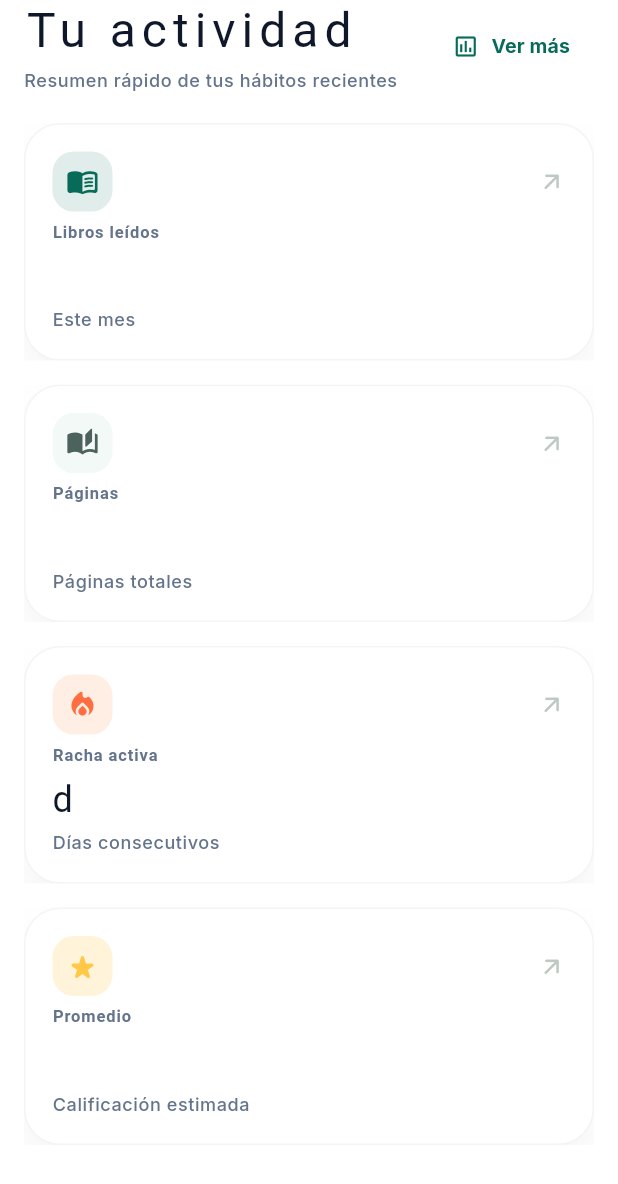
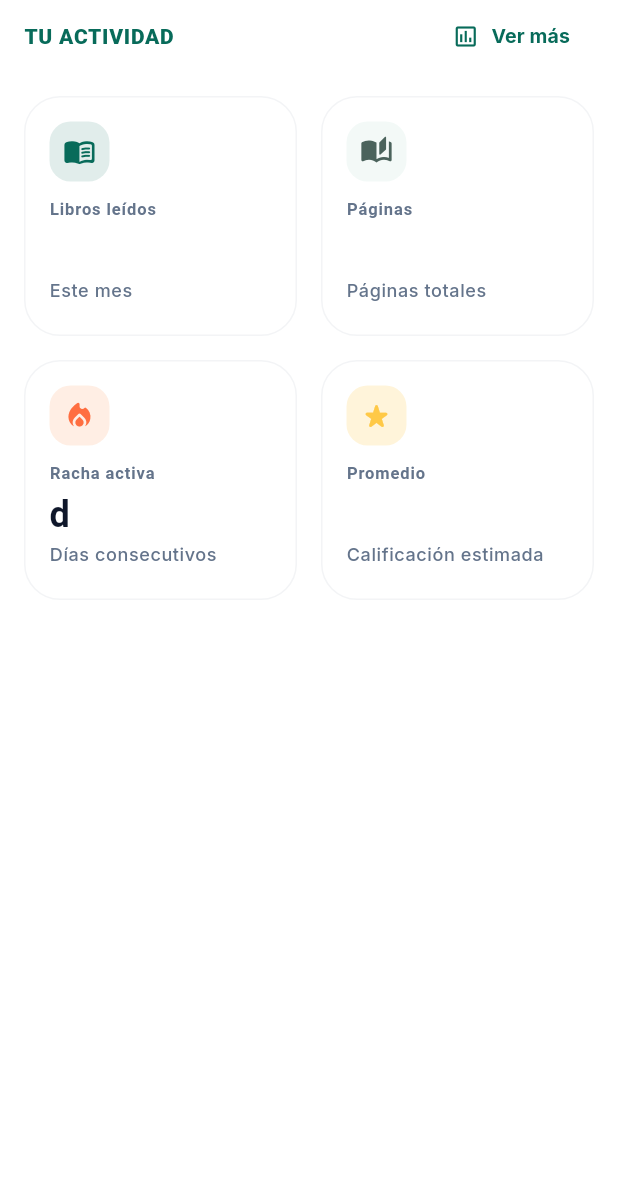
Before and after one commit to OmarDavidd/atiora, a Flutter app: the HomeStatsSection widget shown alone on an empty page, opened directly with empty values, on a phone screen of 412 x 824 dp. Shown: the top 1184 px of the screen. Run offline on Flutter 3.47's test engine with Material 3 defaults, Android fonts, the phone set to English and light mode, and no system bars; our stand-ins replace bloc_concurrency, carousel_slider, equatable, flutter_bloc, flutter_dotenv, get_it and 5 more; missing offline and left inert: connectivity_plus_platform_interface; accounts and stored records are empty; Roboto replaces fonts that are missing (Jaini); statements that could not run were skipped.

Commit message:
fix(home): enforce 2x2 stats layout

```diff
--- a/lib/features/dashboards/presentation/widgets/home_stats_section.dart
+++ b/lib/features/dashboards/presentation/widgets/home_stats_section.dart
@@ -67,11 +67,13 @@ class HomeStatsSection extends StatelessWidget {
                 child: Column(
                   crossAxisAlignment: CrossAxisAlignment.start,
                   children: [
-                    Text('Tu actividad', style: textTheme.headlineLarge),
-                    const SizedBox(height: 6),
                     Text(
-                      'Resumen rápido de tus hábitos recientes',
-                      style: textTheme.bodySmall,
+                      'TU ACTIVIDAD',
+                      style: textTheme.titleSmall?.copyWith(
+                        fontWeight: FontWeight.w900,
+                        color: colorScheme.primary,
+                        letterSpacing: 0.5,
+                      ),
                     ),
                   ],
                 ),
@@ -83,12 +85,21 @@ class HomeStatsSection extends StatelessWidget {
               ),
             ],
           ),
-          const SizedBox(height: 20),
+          const SizedBox(height: 16),
           LayoutBuilder(
             builder: (context, constraints) {
-              final isSingleColumn = constraints.maxWidth < 520;
-              final crossAxisCount = isSingleColumn ? 1 : 2;
-              final aspectRatio = isSingleColumn ? 2.4 : 1.45;
+              final fallbackWidth = MediaQuery.sizeOf(context).width - 32;
+              final availableWidth = constraints.hasBoundedWidth
+                  ? constraints.maxWidth
+                  : fallbackWidth;
+              final forceTwoColumns = availableWidth >= 220;
+              final crossAxisCount = forceTwoColumns ? 2 : 1;
+              final isSingleColumn = crossAxisCount == 1;
+              final totalSpacing = (crossAxisCount - 1) * 16;
+              final tileWidth =
+                  (availableWidth - totalSpacing) / crossAxisCount;
+              final desiredHeight = isSingleColumn ? 190.0 : 160.0;
+              final aspectRatio = tileWidth / desiredHeight;
 
               return GridView.builder(
                 shrinkWrap: true,
@@ -165,38 +176,17 @@ class _StatTile extends StatelessWidget {
             borderRadius: BorderRadius.circular(24),
             color: colors.surface,
             border: Border.all(color: colors.outline.withValues(alpha: 0.08)),
-            boxShadow: [
-              BoxShadow(
-                color: colors.shadow.withValues(
-                  alpha: Theme.of(context).brightness == Brightness.dark
-                      ? 0.18
-                      : 0.04,
-                ),
-                blurRadius: 20,
-                offset: const Offset(0, 12),
-              ),
-            ],
           ),
-          padding: const EdgeInsets.all(18),
+          padding: const EdgeInsets.symmetric(horizontal: 16, vertical: 16),
           child: Column(
             crossAxisAlignment: CrossAxisAlignment.start,
             children: [
-              Row(
-                mainAxisAlignment: MainAxisAlignment.spaceBetween,
-                children: [
-                  _IconBadge(
-                    icon: data.icon,
-                    color: data.accent,
-                    background: data.accentBackground,
-                  ),
-                  Icon(
-                    Icons.arrow_outward_rounded,
-                    color: colors.outlineVariant,
-                    size: 18,
-                  ),
-                ],
+              _IconBadge(
+                icon: data.icon,
+                color: data.accent,
+                background: data.accentBackground,
               ),
-              const Spacer(),
+              const SizedBox(height: 10),
               Text(
                 data.title,
                 style: theme.textTheme.labelSmall?.copyWith(
@@ -205,10 +195,24 @@ class _StatTile extends StatelessWidget {
                   fontWeight: FontWeight.w600,
                 ),
               ),
-              const SizedBox(height: 6),
-              Text(data.value, style: theme.textTheme.headlineMedium),
-              const SizedBox(height: 6),
-              Text(data.helper, style: theme.textTheme.bodySmall),
+              const SizedBox(height: 4),
+              Text(
+                data.value,
+                style: theme.textTheme.headlineMedium?.copyWith(
+                  fontWeight: FontWeight.w700,
+                ),
+                maxLines: 1,
+                overflow: TextOverflow.ellipsis,
+              ),
+              const SizedBox(height: 4),
+              Text(
+                data.helper,
+                style: theme.textTheme.bodySmall?.copyWith(
+                  color: colors.outline,
+                ),
+                maxLines: 1,
+                overflow: TextOverflow.ellipsis,
+              ),
             ],
           ),
         ),
```
